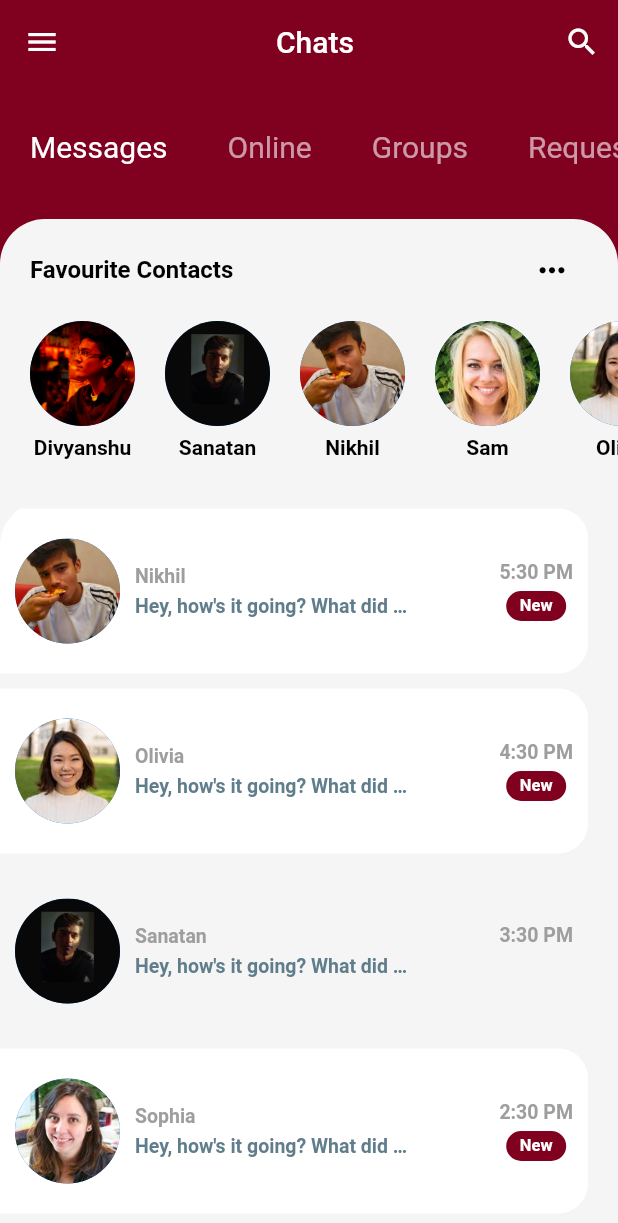
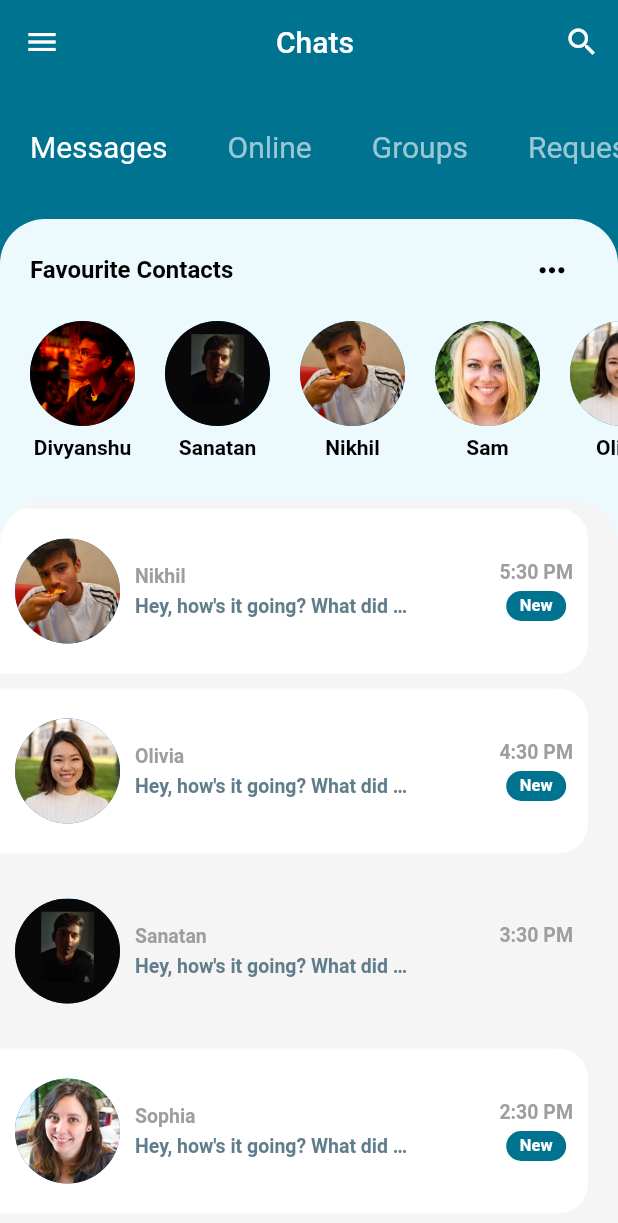
Before and after one commit to skpraharaj/revolution, a Flutter app: the screen it shows after launch, after a tap on the "keyboard control" icon, on a phone screen of 412 x 824 dp. Shown: the top 1223 px of the screen. Run offline on Flutter 3.47's test engine with Material 2 defaults, Android fonts, the phone set to English and light mode, and no system bars.

Commit message:
ChatScreen Added

```diff
--- a/lib/main.dart
+++ b/lib/main.dart
@@ -3,6 +3,7 @@ import 'package:revolution/screens/home_screen.dart';
 
 void main() {
   runApp(MyApp());
+  //A5E6F3
 }
 
 class MyApp extends StatelessWidget {
@@ -11,8 +12,8 @@ class MyApp extends StatelessWidget {
     return MaterialApp(
       title: 'Revolution',
       theme: ThemeData(
-        primaryColor: Color(0xFF800020),
-        accentColor: Color(0xFFF5F5F5),
+        primaryColor: Color(0xFF007390),
+        accentColor: Color(0xFFEDFAFD),
       ),
       home: HomeScreen(),
     );
--- a/lib/screens/home_screen.dart
+++ b/lib/screens/home_screen.dart
@@ -19,7 +19,9 @@ class _HomeScreenState extends State<HomeScreen> {
           color: Colors.white,
           onPressed: () {},
         ),
-        title: Center(child: Text('Chats')),
+        title: Center(
+          child: Text('Chats'),
+        ),
         elevation: 0.0,
         actions: [
           IconButton(icon: Icon(Icons.search), onPressed: () {}),
--- a/lib/widgets/favourite_contacts.dart
+++ b/lib/widgets/favourite_contacts.dart
@@ -1,5 +1,6 @@
 import 'package:flutter/material.dart';
 import 'package:revolution/models/message_model.dart';
+import 'package:revolution/screens/chat_screen.dart';
 
 class FavouriteContacts extends StatelessWidget {
   @override
@@ -39,7 +40,16 @@ class FavouriteContacts extends StatelessWidget {
                 scrollDirection: Axis.horizontal,
                 itemCount: favorites.length,
                 itemBuilder: (BuildContext context, int index) {
-                  return Padding(
+                  return GestureDetector(
+                    onTap: () => Navigator.push(
+                      context,
+                      MaterialPageRoute(
+                        builder: (_) => ChatScreen(
+                          user: favorites[index],
+                        ),
+                      ),
+                    ),
+                    child: Padding(
                       padding: EdgeInsets.all(10.0),
                       child: Column(
                         children: [
@@ -59,6 +69,7 @@ class FavouriteContacts extends StatelessWidget {
                           ),
                         ],
                       ),
+                    ),
                   );
                 }),
           )
--- a/lib/widgets/recent_chats.dart
+++ b/lib/widgets/recent_chats.dart
@@ -1,5 +1,6 @@
 import 'package:flutter/material.dart';
 import 'package:revolution/models/message_model.dart';
+import 'package:revolution/screens/chat_screen.dart';
 
 class RecentChats extends StatelessWidget {
   @override
@@ -23,9 +24,19 @@ class RecentChats extends StatelessWidget {
               itemCount: chats.length,
               itemBuilder: (BuildContext context, int index) {
                 final Message chat = chats[index];
-                return Container(
+                return GestureDetector(
+                  onTap: () => Navigator.push(
+                    context,
+                    MaterialPageRoute(
+                      builder: (_) => ChatScreen(
+                        user: chat.sender,
+                      ),
+                    ),
+                  ),
+                  child: Container(
                     margin: EdgeInsets.only(top: 5.0, bottom: 5.0, right: 20.0),
-                  padding: EdgeInsets.symmetric(horizontal: 10.0, vertical: 20),
+                    padding:
+                        EdgeInsets.symmetric(horizontal: 10.0, vertical: 20),
                     decoration: BoxDecoration(
                       color: chat.unread ? Colors.white : Color(0xFFF5F5F5),
                       borderRadius: BorderRadius.only(
@@ -60,7 +71,8 @@ class RecentChats extends StatelessWidget {
                                   height: 5.0,
                                 ),
                                 Container(
-                                width: MediaQuery.of(context).size.width * 0.45,
+                                  width:
+                                      MediaQuery.of(context).size.width * 0.45,
                                   child: Text(
                                     chat.text,
                                     style: TextStyle(
@@ -111,6 +123,7 @@ class RecentChats extends StatelessWidget {
                         ),
                       ],
                     ),
+                  ),
                 );
               }),
         ),
```
Also changed, not shown: lib/screens/chat_screen.dart (added, +132 -0 lines). Lines whose indentation alone changed are shown as unchanged.
